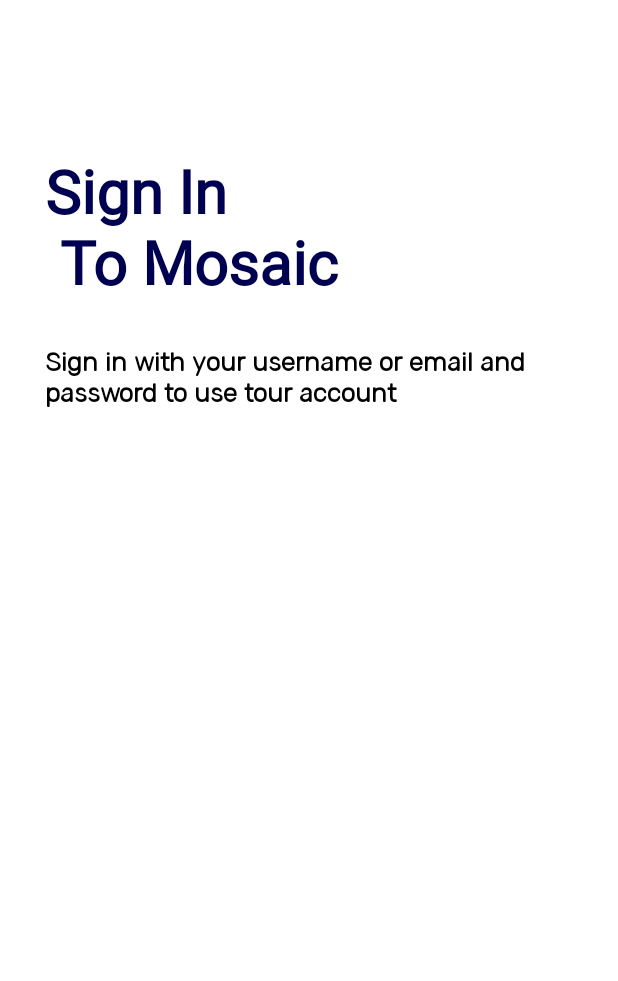
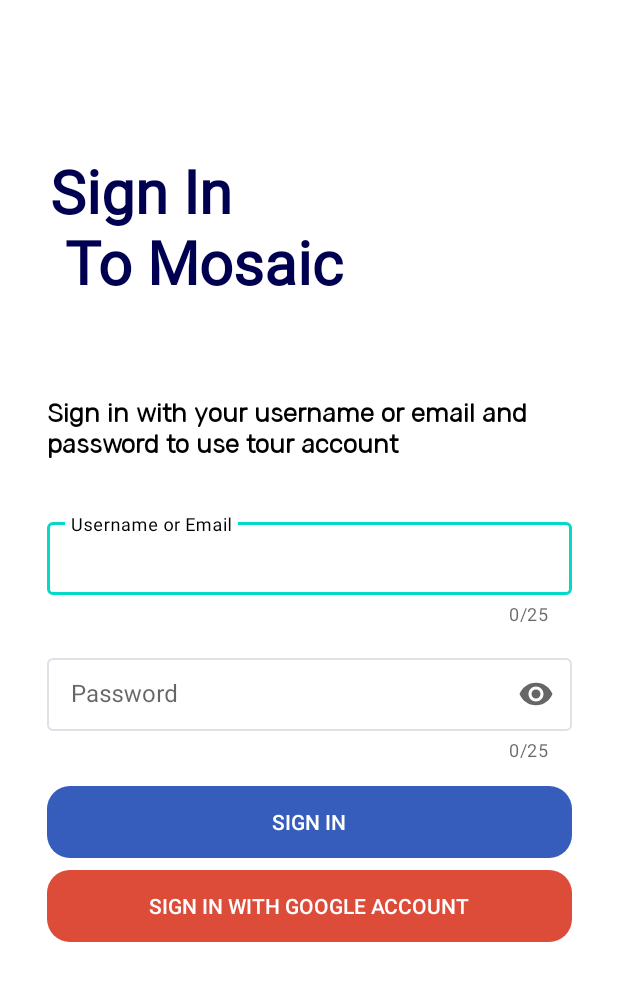
Before and after one commit to vinsensiuschristo/alp, an Android app: the screen it shows after launch (MainActivity), on a phone screen of 412 x 824 dp. Shown: the top 981 px of the screen. Run offline under Robolectric (Android 15) with nearby library versions, the phone set to English and light mode, and no system bars.

Commit message:
Design Login Done

```diff
--- /dev/null
+++ b/app/src/main/res/color/text_input_box_stroke.xml
@@ -0,0 +1,7 @@
+<?xml version="1.0" encoding="utf-8"?>
+<!--GANTI WARNA TEXT USERNAME DAN PASSWORD-->
+<selector xmlns:android="http://schemas.android.com/apk/res/android">
+    <item android:color="@color/teal_200" android:state_focused="true"/>
+    <item android:color="@color/teal_200" android:state_hovered="true"/>
+    <item android:color="@color/primary"/>
+</selector>
--- /dev/null
+++ b/app/src/main/res/drawable/button_rounded.xml
@@ -0,0 +1,4 @@
+<?xml version="1.0" encoding="utf-8"?>
+<shape xmlns:android="http://schemas.android.com/apk/res/android">
+    <corners android:radius="15dp"/>
+</shape>
--- a/app/src/main/res/layout/activity_main.xml
+++ b/app/src/main/res/layout/activity_main.xml
@@ -1,5 +1,5 @@
 <?xml version="1.0" encoding="utf-8"?>
-<RelativeLayout xmlns:android="http://schemas.android.com/apk/res/android"
+<androidx.constraintlayout.widget.ConstraintLayout xmlns:android="http://schemas.android.com/apk/res/android"
     xmlns:app="http://schemas.android.com/apk/res-auto"
     xmlns:tools="http://schemas.android.com/tools"
     android:layout_width="match_parent"
@@ -7,34 +7,111 @@
     tools:context=".MainActivity">
 
     <TextView
+        android:id="@+id/mainText"
         android:layout_width="wrap_content"
         android:layout_height="wrap_content"
+        android:layout_marginTop="100dp"
+        android:layout_marginEnd="150dp"
+        android:fontFamily="@font/rubik_regular"
         android:text="Sign In\n To Mosaic"
+        android:textColor="@color/textColor"
+        android:textSize="40sp"
         android:textStyle="bold"
-        android:textSize="40sp"
-        android:fontFamily="@font/rubik_regular"
-        android:textColor="@color/textColor"
-        android:layout_marginLeft="30dp"
-        android:layout_marginTop="100dp"
-        android:id="@+id/mainText"/>
+        app:layout_constraintEnd_toEndOf="parent"
+        app:layout_constraintStart_toStartOf="parent"
+        app:layout_constraintTop_toTopOf="parent" />
 
     <TextView
+        android:id="@+id/secondaryText"
         android:layout_width="350dp"
         android:layout_height="wrap_content"
+        android:layout_below="@+id/mainText"
+        android:layout_marginTop="64dp"
+        android:fontFamily="@font/rubik_light"
         android:text="Sign in with your username or email and password to use tour account"
+        android:textColor="@color/black"
+        android:textSize="17dp"
         android:textStyle="bold"
-        android:textSize="17dp"
-        android:layout_marginLeft="30dp"
-        android:layout_marginTop="30dp"
-        android:fontFamily="@font/rubik_light"
-        android:textColor="@color/black"
-        android:layout_below="@+id/mainText"
-        android:id="@+id/secondaryText"
-        />
+        app:layout_constraintEnd_toEndOf="parent"
+        app:layout_constraintStart_toStartOf="parent"
+        app:layout_constraintTop_toBottomOf="@+id/mainText" />
 
     <com.google.android.material.textfield.TextInputLayout
-        android:layout_width="match_parent"
+        android:id="@+id/textInputLayout2"
+        style="@style/LoginTextInputLayoutStyle"
+        app:counterEnabled="true"
+        app:counterMaxLength="25"
+        app:endIconMode="clear_text"
+        android:layout_width="350dp"
         android:layout_height="wrap_content"
-        android:hint="tes123"/>
+        android:layout_marginStart="32dp"
+        android:layout_marginTop="36dp"
+        android:layout_marginEnd="32dp"
+        app:layout_constraintEnd_toEndOf="parent"
+        app:layout_constraintStart_toStartOf="parent"
+        app:layout_constraintTop_toBottomOf="@+id/secondaryText"
+        app:helperTextTextColor="@color/black">
 
-</RelativeLayout>
+        <com.google.android.material.textfield.TextInputEditText
+            android:layout_width="match_parent"
+            android:layout_height="wrap_content"
+            android:hint="Username or Email"
+            android:maxLength="25"
+            android:textColor="@color/black"/>
+    </com.google.android.material.textfield.TextInputLayout>
+
+    <com.google.android.material.textfield.TextInputLayout
+        android:id="@+id/textInputLayout3"
+        style="@style/LoginTextInputLayoutStyle"
+        app:counterEnabled="true"
+        app:counterMaxLength="25"
+        app:endIconMode="password_toggle"
+        android:layout_width="350dp"
+        android:layout_height="wrap_content"
+        android:layout_marginStart="32dp"
+        android:layout_marginTop="16dp"
+        android:layout_marginEnd="32dp"
+        app:layout_constraintEnd_toEndOf="parent"
+        app:layout_constraintStart_toStartOf="parent"
+        app:layout_constraintTop_toBottomOf="@+id/textInputLayout2"
+        app:helperTextTextColor="@color/black">
+
+        <com.google.android.material.textfield.TextInputEditText
+            android:layout_width="match_parent"
+            android:layout_height="wrap_content"
+            android:hint="Password"
+            android:inputType="textPassword"
+            android:textColor="@color/black"/>
+    </com.google.android.material.textfield.TextInputLayout>
+
+    <androidx.appcompat.widget.AppCompatButton
+        android:id="@+id/button"
+        android:layout_width="350dp"
+        android:layout_height="wrap_content"
+        android:layout_marginStart="32dp"
+        android:layout_marginTop="16dp"
+        android:layout_marginEnd="32dp"
+        android:text="Sign In"
+        app:layout_constraintEnd_toEndOf="parent"
+        app:layout_constraintStart_toStartOf="parent"
+        android:backgroundTint="@color/blueButton"
+        app:layout_constraintTop_toBottomOf="@+id/textInputLayout3"
+        android:textColor="@color/white"
+        android:background="@drawable/button_rounded"/>
+
+    <androidx.appcompat.widget.AppCompatButton
+        android:id="@+id/button2"
+        android:layout_width="350dp"
+        android:layout_height="wrap_content"
+        android:layout_marginStart="32dp"
+        android:layout_marginTop="8dp"
+        android:layout_marginEnd="32dp"
+        android:text="Sign In with Google Account"
+        app:layout_constraintEnd_toEndOf="parent"
+        android:backgroundTint="@color/orangeButton"
+        app:layout_constraintStart_toStartOf="parent"
+        app:layout_constraintTop_toBottomOf="@+id/button"
+        android:textColor="@color/white"
+        android:background="@drawable/button_rounded"/>
+
+</androidx.constraintlayout.widget.ConstraintLayout>
--- a/app/src/main/res/values/colors.xml
+++ b/app/src/main/res/values/colors.xml
@@ -12,4 +12,8 @@
     <color name="primary">#DEE1E5</color>
     <color name="button">#6777C3</color>
     <color name="textColor">#000051</color>
+
+<!--ButtonTheme-->
+    <color name="blueButton">#375dbc</color>
+    <color name="orangeButton">#dd4b39</color>
 </resources>
--- a/app/src/main/res/values/themes.xml
+++ b/app/src/main/res/values/themes.xml
@@ -17,7 +17,7 @@
 <!--NewTheme-->
     <style name="Theme.NewTheme" parent="Theme.MaterialComponents.DayNight.NoActionBar">
         <!-- Primary brand color. -->
-        <item name="colorPrimary">@color/primary</item>
+        <item name="colorPrimary">@color/black</item>
         <item name="colorPrimaryVariant">@color/primary</item>
         <item name="colorOnPrimary">@color/primary</item>
         <!-- Secondary brand color. -->
@@ -27,5 +27,14 @@
         <!-- Status bar color. -->
         <item name="android:statusBarColor" tools:targetApi="l">?attr/colorPrimaryVariant</item>
         <!-- Customize your theme here. -->
+        <item name="textInputStyle">@style/LoginTextInputLayoutStyle</item>
+    </style>
+
+    <style name="LoginTextInputLayoutStyle" parent="Widget.MaterialComponents.TextInputLayout.OutlinedBox.Dense">
+        <item name="boxStrokeColor">@color/text_input_box_stroke</item>
+    </style>
+<!--BlueButton-->
+    <style name="blueButton" parent="ThemeOverlay.AppCompat">
+        <item name="colorAccent">@color/blueButton</item>
     </style>
 </resources>
```
